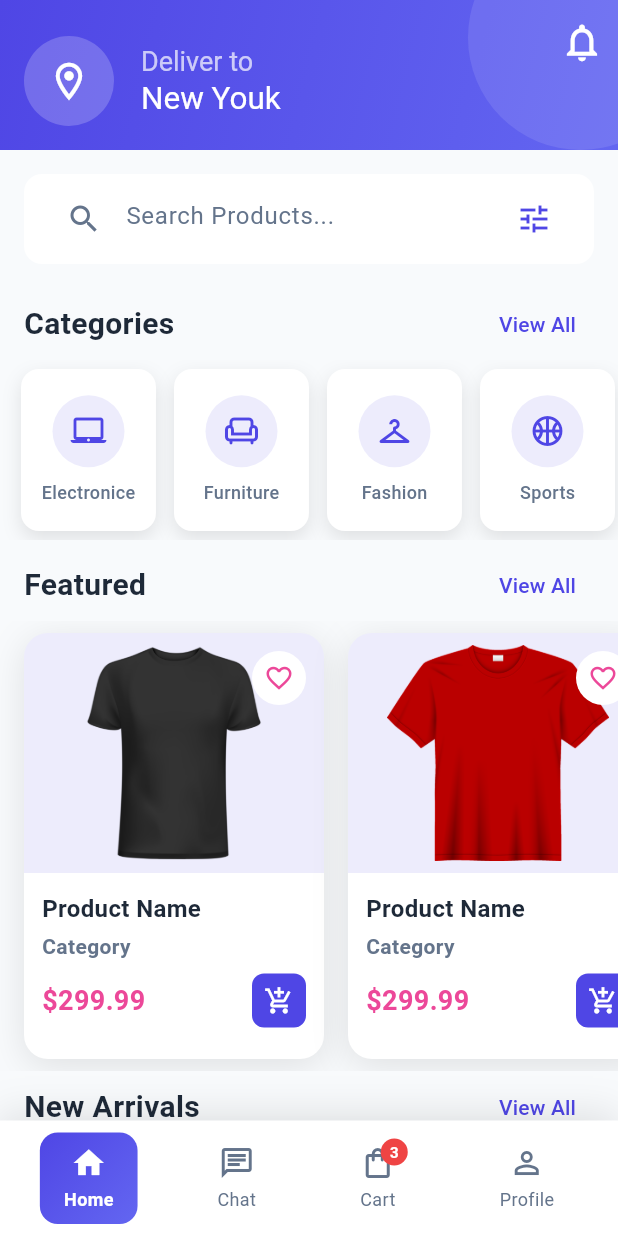
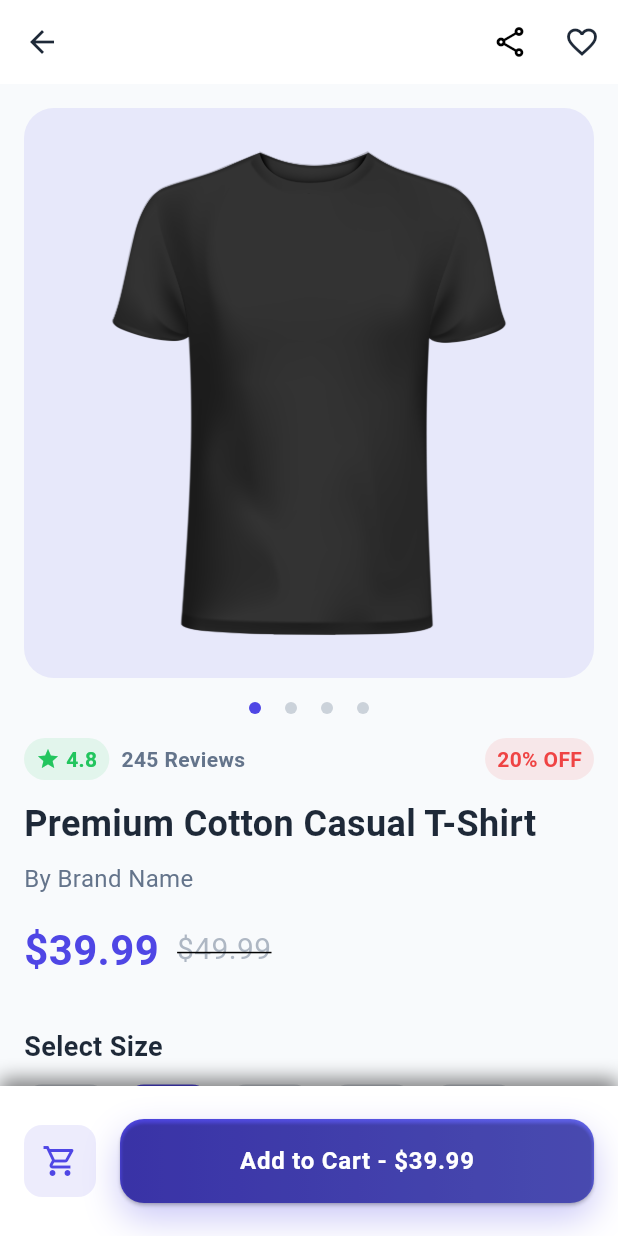
Before and after one commit to mohammedbatal/Ecommerce-Shopping-App, a Flutter app: the screen it shows after launch, after a tap on "Product Name", on a phone screen of 412 x 824 dp. Run offline on Flutter 3.47's test engine with Material 3 defaults, Android fonts, the phone set to English and light mode, and no system bars; Roboto replaces fonts that are missing (Poppins).

Commit message:
product_details_screen

```diff
--- a/lib/view/screen/home_screen.dart
+++ b/lib/view/screen/home_screen.dart
@@ -1,4 +1,5 @@
 import 'package:e_commerce/theme/theme.dart';
+import 'package:e_commerce/view/screen/product_details_screen.dart';
 import 'package:flutter/material.dart';
 
 class HomeScreen extends StatelessWidget {
@@ -111,7 +112,8 @@ class HomeScreen extends StatelessWidget {
                         children: [
                           Expanded(
                             child: TextField(
-                              // onSubmitted: (val) {Navigator.push(context,MaterialPageRoute(builder: (context) => SearchScreen(),),);},
+                              // onSubmitted: (val) {Navigator.push(context,MaterialPageRoute(
+                              //builder: (context) => SearchScreen(),),);},
                               decoration: InputDecoration(
                                 hintText: 'Search Products...',
                                 border: InputBorder.none,
@@ -242,7 +244,15 @@ class HomeScreen extends StatelessWidget {
                           itemCount: _images.length,
                           itemBuilder: (context, index) {
                             return InkWell(
-                              onTap: () {},
+                              onTap: () {
+                                Navigator.push(
+                                  context,
+                                  MaterialPageRoute(
+                                    builder: (context) =>
+                                        ProductDetailsScreen(),
+                                  ),
+                                );
+                              },
                               child: Container(
                                 width: 200,
                                 margin: EdgeInsets.all(8),
--- /dev/null
+++ b/lib/view/screen/product_details_screen.dart
@@ -0,0 +1,504 @@
+import 'package:e_commerce/theme/theme.dart';
+import 'package:e_commerce/view/widget/gradient_button.dart';
+import 'package:flutter/material.dart';
+
+class ProductDetailsScreen extends StatefulWidget {
+  const ProductDetailsScreen({super.key});
+
+  @override
+  State<ProductDetailsScreen> createState() => _ProductDetailsScreenState();
+}
+
+class _ProductDetailsScreenState extends State<ProductDetailsScreen> {
+  int _selectedImageIndex = 0;
+  int _selectedSize = 1;
+  int _selectedColor = 0;
+  bool _isFavorite = false;
+  final PageController _pageController = PageController();
+
+  final images = [
+    "assets/images/black t-shirt.png",
+    "assets/images/red t-shirt.png",
+    "assets/images/cotton pant 1.png",
+    "assets/images/grey cotton pant 2.png",
+  ];
+
+  Widget _buildSizeOption(int index) {
+    final sizes = ["XS", "S", "M", "L", "XL"];
+    final isSelected = _selectedSize == index;
+    return GestureDetector(
+      onTap: () => setState(() => _selectedSize = index),
+      child: Container(
+        width: 56,
+        margin: EdgeInsets.only(right: 12),
+        padding: EdgeInsets.symmetric(horizontal: 8, vertical: 12),
+        decoration: BoxDecoration(
+            color: isSelected ? AppTheme.primaryColor : Colors.white,
+            borderRadius: BorderRadius.circular(12),
+            border: Border.all(
+              color: isSelected
+                  ? AppTheme.primaryColor
+                  : AppTheme.TextSecondry.withOpacity(0.3),
+            )),
+        child: Center(
+          child: Text(
+            sizes[index],
+            style: TextStyle(
+                fontSize: 16,
+                fontWeight: FontWeight.bold,
+                color: isSelected ? Colors.white : AppTheme.textPrimary),
+          ),
+        ),
+      ),
+    );
+  }
+
+  Widget _buildColorOption(int index) {
+    final colors = [
+      Colors.blueAccent,
+      Colors.redAccent,
+      Colors.green,
+      Colors.amber,
+    ];
+    final isSelected = _selectedColor == index;
+
+    return GestureDetector(
+      onTap: () {
+        setState(() {
+          _selectedColor = index;
+        });
+      },
+      child: Container(
+        width: 40,
+        height: 40,
+        margin: EdgeInsets.only(right: 12),
+        decoration: BoxDecoration(
+            shape: BoxShape.circle,
+            color: colors[index],
+            border: Border.all(
+                color: isSelected ? AppTheme.primaryColor : Colors.transparent,
+                width: 2)),
+        child: isSelected ? Icon(Icons.check, color: Colors.white) : null,
+      ),
+    );
+  }
+
+  Widget _buildFeature(IconData icon, String text) {
+    return Expanded(
+        child: Column(
+      children: [
+        Container(
+          padding: EdgeInsets.all(12),
+          decoration: BoxDecoration(
+              color: AppTheme.primaryColor.withOpacity(0.1),
+              shape: BoxShape.circle),
+          child: Icon(
+            icon,
+            color: AppTheme.primaryColor,
+          ),
+        ),
+        SizedBox(height: 8),
+        Text(
+          text,
+          style: TextStyle(fontSize: 12, color: AppTheme.textPrimary),
+          textAlign: TextAlign.center,
+        )
+      ],
+    ));
+  }
+
+  @override
+  Widget build(BuildContext context) {
+    return Scaffold(
+      backgroundColor: AppTheme.backgroundColor,
+      body: Stack(
+        children: [
+          CustomScrollView(
+            slivers: [
+              SliverAppBar(
+                expandedHeight: 0,
+                floating: true,
+                pinned: true,
+                backgroundColor: Colors.white,
+                elevation: 0,
+                leading: IconButton(
+                    onPressed: () {
+                      Navigator.pop(context);
+                    },
+                    icon: Icon(
+                      Icons.arrow_back,
+                      color: AppTheme.textPrimary,
+                    )),
+                actions: [
+                  IconButton(
+                      onPressed: () {}, icon: Icon(Icons.share_outlined)),
+                  IconButton(
+                      onPressed: () {
+                        setState(() {
+                          _isFavorite = !_isFavorite;
+                        });
+                      },
+                      icon: Icon(
+                        _isFavorite ? Icons.favorite : Icons.favorite_outline,
+                        color:
+                            _isFavorite ? AppTheme.error : AppTheme.textPrimary,
+                      ))
+                ],
+              ),
+              SliverToBoxAdapter(
+                child: Column(
+                  crossAxisAlignment: CrossAxisAlignment.start,
+                  children: [
+                    AspectRatio(
+                      aspectRatio: 1,
+                      child: PageView.builder(
+                        controller: _pageController,
+                        onPageChanged: (index) {
+                          setState(() {
+                            _selectedImageIndex = index;
+                          });
+                        },
+                        itemCount: images.length,
+                        itemBuilder: (context, index) {
+                          return Container(
+                            margin: EdgeInsets.all(16),
+                            decoration: BoxDecoration(
+                                color: AppTheme.primaryColor.withOpacity(0.1),
+                                borderRadius: BorderRadius.circular(20)),
+                            child: Center(
+                              child: Padding(
+                                padding: EdgeInsets.all(26),
+                                child: Image.asset(
+                                  images[index],
+                                  fit: BoxFit.cover,
+                                ),
+                              ),
+                            ),
+                          );
+                        },
+                      ),
+                    ),
+                    Positioned(
+                      // bottom: 32,
+                      left: 0,
+                      right: 0,
+                      child: Row(
+                        mainAxisAlignment: MainAxisAlignment.center,
+                        children: List.generate(
+                          images.length,
+                          (index) => Container(
+                            width: 8,
+                            height: 8,
+                            margin: EdgeInsets.symmetric(horizontal: 8),
+                            decoration: BoxDecoration(
+                              shape: BoxShape.circle,
+                              color: _selectedImageIndex == index
+                                  ? AppTheme.primaryColor
+                                  : AppTheme.TextSecondry.withOpacity(0.3),
+                            ),
+                          ),
+                        ),
+                      ),
+                    ),
+                    Padding(
+                      padding: EdgeInsets.all(16),
+                      child: Column(
+                        crossAxisAlignment: CrossAxisAlignment.start,
+                        children: [
+                          Row(
+                            children: [
+                              Container(
+                                padding: EdgeInsets.symmetric(
+                                    horizontal: 8, vertical: 4),
+                                decoration: BoxDecoration(
+                                    color: AppTheme.success.withOpacity(0.1),
+                                    borderRadius: BorderRadius.circular(20)),
+                                child: Row(
+                                  children: [
+                                    Icon(Icons.star,
+                                        size: 16, color: AppTheme.success),
+                                    SizedBox(width: 4),
+                                    Text(
+                                      '4.8',
+                                      style: TextStyle(
+                                          color: AppTheme.success,
+                                          fontWeight: FontWeight.bold),
+                                    )
+                                  ],
+                                ),
+                              ),
+                              SizedBox(width: 8),
+                              Text(
+                                '245 Reviews',
+                                style: TextStyle(
+                                    color: AppTheme.TextSecondry,
+                                    fontWeight: FontWeight.bold),
+                              ),
+                              Spacer(),
+                              Container(
+                                padding: EdgeInsets.symmetric(
+                                    horizontal: 8, vertical: 4),
+                                decoration: BoxDecoration(
+                                    color: AppTheme.error.withOpacity(0.1),
+                                    borderRadius: BorderRadius.circular(20)),
+                                child: Text(
+                                  '20% OFF',
+                                  style: TextStyle(
+                                      color: AppTheme.error,
+                                      fontWeight: FontWeight.bold),
+                                ),
+                              ),
+                            ],
+                          ),
+                          SizedBox(height: 12),
+                          Text(
+                            'Premium Cotton Casual T-Shirt',
+                            style: TextStyle(
+                                fontSize: 24,
+                                fontWeight: FontWeight.bold,
+                                color: AppTheme.textPrimary),
+                          ),
+                          SizedBox(height: 8),
+                          Text(
+                            'By Brand Name',
+                            style: TextStyle(
+                                fontSize: 16, color: AppTheme.TextSecondry),
+                          ),
+                          SizedBox(height: 16),
+                          Row(
+                            children: [
+                              Text(
+                                "\$39.99",
+                                style: TextStyle(
+                                    fontSize: 28,
+                                    fontWeight: FontWeight.bold,
+                                    color: AppTheme.primaryColor),
+                              ),
+                              SizedBox(width: 12),
+                              Text(
+                                "\$49.99",
+                                style: TextStyle(
+                                    fontSize: 20,
+                                    decoration: TextDecoration.lineThrough,
+                                    color:
+                                        AppTheme.TextSecondry.withOpacity(0.5)),
+                              ),
+                            ],
+                          )
+                        ],
+                      ),
+                    ),
+                    Padding(
+                      padding: EdgeInsets.all(16),
+                      child: Column(
+                        crossAxisAlignment: CrossAxisAlignment.start,
+                        children: [
+                          Text(
+                            "Select Size",
+                            style: TextStyle(
+                                fontSize: 18,
+                                fontWeight: FontWeight.bold,
+                                color: AppTheme.textPrimary),
+                          ),
+                          SizedBox(height: 12),
+                          Row(
+                            children: List.generate(
+                                5, (index) => _buildSizeOption(index)),
+                          ),
+                          SizedBox(height: 24),
+                          Text(
+                            "Select Color",
+                            style: TextStyle(
+                                fontSize: 18,
+                                fontWeight: FontWeight.bold,
+                                color: AppTheme.textPrimary),
+                          ),
+                          SizedBox(height: 12),
+                          Row(
+                            children: List.generate(
+                                4, (index) => _buildColorOption(index)),
+                          ),
+                        ],
+                      ),
+                    ),
+                    Padding(
+                      padding: EdgeInsets.all(16),
+                      child: Column(
+                        crossAxisAlignment: CrossAxisAlignment.start,
+                        children: [
+                          Text(
+                            'Description',
+                            style: TextStyle(
+                                fontSize: 18,
+                                fontWeight: FontWeight.bold,
+                                color: AppTheme.textPrimary),
+                          ),
+                          SizedBox(height: 12),
+                          Text(
+                            "Premium quality cotton t-shirt with a comfortable fit. Perfect for everyday wear. Made with 100% organic cotton and eco-friendly dyes",
+                            style: TextStyle(
+                                fontSize: 14,
+                                height: 1.6,
+                                color: AppTheme.TextSecondry),
+                          ),
+                          SizedBox(height: 16),
+                          Row(
+                            children: [
+                              _buildFeature(Icons.eco, "Organic\nCotton"),
+                              _buildFeature(Icons.local_laundry_service,
+                                  "Machine\nWashable"),
+                              _buildFeature(Icons.verified, "Quality\nAssured"),
+                            ],
+                          )
+                        ],
+                      ),
+                    ),
+                    Padding(
+                      padding: EdgeInsets.all(16),
+                      child: Column(
+                        crossAxisAlignment: CrossAxisAlignment.start,
+                        children: [
+                          Row(
+                            mainAxisAlignment: MainAxisAlignment.spaceBetween,
+                            children: [
+                              Text(
+                                "Reviews",
+                                style: TextStyle(
+                                    fontSize: 18,
+                                    fontWeight: FontWeight.bold,
+                                    color: AppTheme.textPrimary),
+                              ),
+                              TextButton(
+                                  onPressed: () {}, child: Text("View All"))
+                            ],
+                          ),
+                          Container(
+                            padding: EdgeInsets.all(16),
+                            decoration: BoxDecoration(
+                                color: Colors.white,
+                                borderRadius: BorderRadius.circular(16),
+                                boxShadow: [
+                                  BoxShadow(
+                                      color: Colors.black.withOpacity(0.5),
+                                      blurRadius: 10,
+                                      offset: Offset(0, 5))
+                                ]),
+                            child: Column(
+                              crossAxisAlignment: CrossAxisAlignment.start,
+                              children: [
+                                Row(
+                                  children: [
+                                    CircleAvatar(
+                                      radius: 20,
+                                      backgroundColor: AppTheme.primaryColor,
+                                      child: Text(
+                                        "MB",
+                                        style: TextStyle(
+                                            fontWeight: FontWeight.bold,
+                                            color: Colors.white),
+                                      ),
+                                    ),
+                                    SizedBox(width: 12),
+                                    Expanded(
+                                        child: Column(
+                                      crossAxisAlignment:
+                                          CrossAxisAlignment.start,
+                                      children: [
+                                        Text(
+                                          "Mohammed Batal",
+                                          style: TextStyle(
+                                              fontWeight: FontWeight.bold,
+                                              color: AppTheme.textPrimary),
+                                        ),
+                                        Row(
+                                          children: [
+                                            Icon(Icons.star,
+                                                size: 16,
+                                                color: AppTheme.warning),
+                                            Icon(Icons.star,
+                                                size: 16,
+                                                color: AppTheme.warning),
+                                            Icon(Icons.star,
+                                                size: 16,
+                                                color: AppTheme.warning),
+                                            Icon(Icons.star,
+                                                size: 16,
+                                                color: AppTheme.warning),
+                                            Icon(Icons.star_half,
+                                                size: 16,
+                                                color: AppTheme.warning),
+                                          ],
+                                        )
+                                      ],
+                                    )),
+                                    Text(
+                                      "2 days ago",
+                                      style: TextStyle(
+                                          color: AppTheme.TextSecondry),
+                                    )
+                                  ],
+                                ),
+                                SizedBox(height: 12),
+                                Text(
+                                  "Great product! The quality is excellent and the fit is perfect. Highly recommended for anyone looking for a comfortable casual t-shirt",
+                                  style: TextStyle(
+                                      height: 1.5,
+                                      color: AppTheme.TextSecondry),
+                                )
+                              ],
+                            ),
+                          )
+                        ],
+                      ),
+                    ),
+                    SizedBox(height: 200)
+                  ],
+                ),
+              )
+            ],
+          ),
+
+          Positioned(
+            bottom: 0,
+            right: 0,
+            left: 0,
+            child: Container(
+              height: 100,
+              padding: EdgeInsets.all(16),
+              decoration: BoxDecoration(
+                color: Colors.white,
+                boxShadow: [
+                  BoxShadow(
+                      color: Colors.black.withOpacity(0.5),
+                      blurRadius: 10,
+                      offset: Offset(0, -5)),
+                ],
+              ),
+              child: Row(
+                children: [
+                  Container(
+                    height: 48,
+                    width: 48,
+                    decoration: BoxDecoration(
+                        color: AppTheme.primaryColor.withOpacity(0.1),
+                        borderRadius: BorderRadius.circular(12)),
+                    child: IconButton(
+                        onPressed: () {},
+                        icon: Icon(
+                          Icons.shopping_cart_outlined,
+                          color: AppTheme.primaryColor,
+                        )),
+                  ),
+                  SizedBox(width: 16),
+                  Expanded(
+                      child: GradientButton(
+                          text: "Add to Cart - \$39.99", onPressed: () {}))
+                ],
+              ),
+            ),
+          )
+        ],
+      ),
+    );
+  }
+}
```
